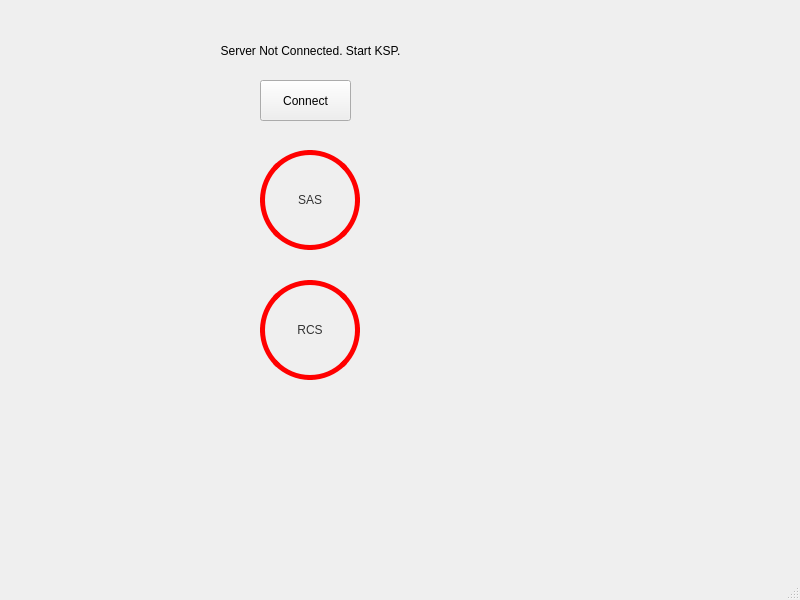
First picture: the form in Software/KSPEthernetIOClient/Buttons/mainwindow.ui, repository microcontrollersig/KerbalConsole, before the edit.
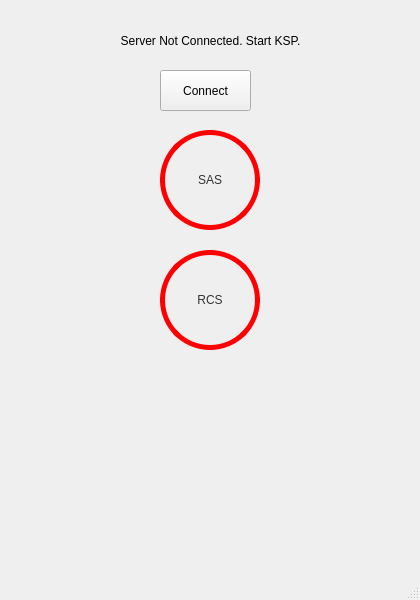
Second picture: the form after the edit.

```diff
--- a/Software/KSPEthernetIOClient/Buttons/mainwindow.ui
+++ b/Software/KSPEthernetIOClient/Buttons/mainwindow.ui
@@ -6,7 +6,7 @@
    <rect>
     <x>0</x>
     <y>0</y>
-    <width>800</width>
+    <width>420</width>
     <height>600</height>
    </rect>
   </property>
@@ -31,9 +31,9 @@
    <widget class="QLabel" name="connectionStatus">
     <property name="geometry">
      <rect>
-      <x>220</x>
-      <y>30</y>
-      <width>181</width>
+      <x>0</x>
+      <y>20</y>
+      <width>421</width>
       <height>41</height>
      </rect>
     </property>
@@ -47,8 +47,8 @@
    <widget class="QPushButton" name="pushButtonConnect">
     <property name="geometry">
      <rect>
-      <x>260</x>
-      <y>80</y>
+      <x>160</x>
+      <y>70</y>
       <width>91</width>
       <height>41</height>
      </rect>
@@ -60,8 +60,8 @@
    <widget class="QPushButton" name="pushButtonSAS">
     <property name="geometry">
      <rect>
-      <x>260</x>
-      <y>150</y>
+      <x>160</x>
+      <y>130</y>
       <width>100</width>
       <height>100</height>
      </rect>
@@ -79,8 +79,8 @@
    <widget class="QPushButton" name="pushButtonRCS">
     <property name="geometry">
      <rect>
-      <x>260</x>
-      <y>280</y>
+      <x>160</x>
+      <y>250</y>
       <width>100</width>
       <height>100</height>
      </rect>
```
Left out of the diff: 2 changed lines with no effect on the pictures.
